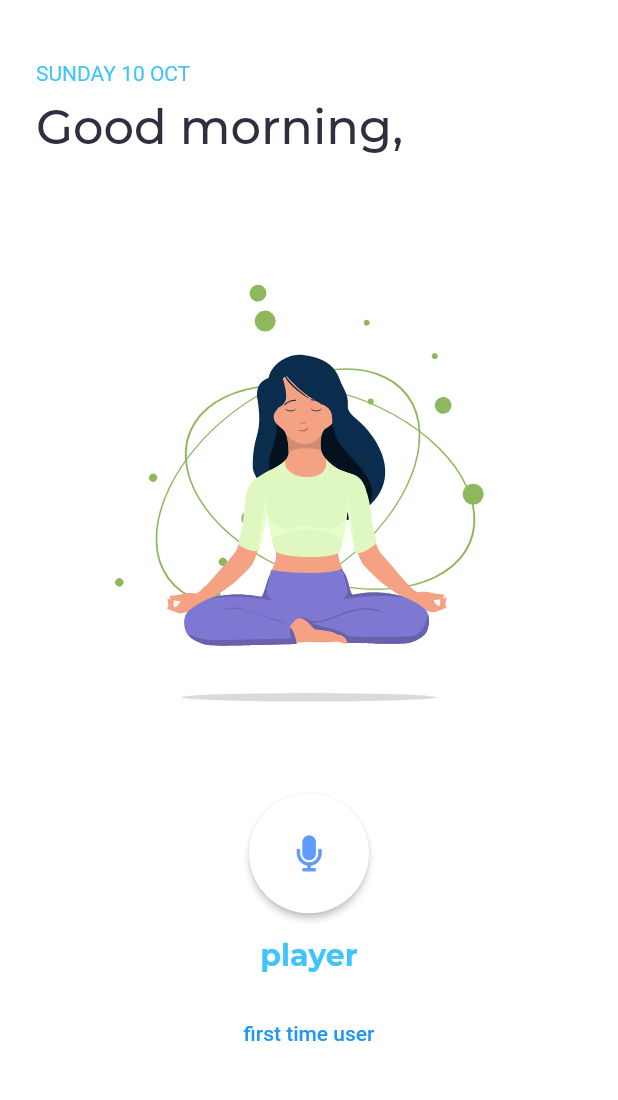
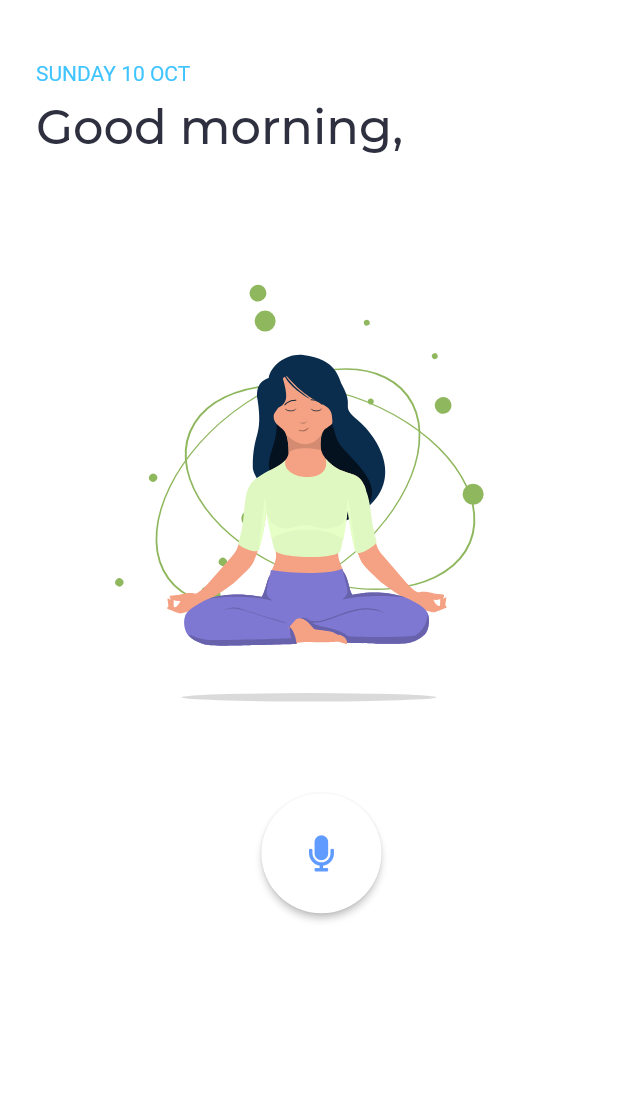
Before and after one commit to ettoma/my_voice, a Flutter app: the screen it shows after launch, on a phone screen of 412 x 824 dp, the part 59-1159 px from its top. Run offline on Flutter 3.47's test engine with Material 2 defaults, Android fonts, the phone set to English and light mode, and no system bars; drawn by our look-alikes of animated_text_kit, flutter_animation_progress_bar; our stand-ins replace font_awesome_flutter, google_fonts, lottie, shared_preferences, sqflite; missing offline and left inert: flutter_sound; accounts and stored records are empty.

Commit message:
button animation

```diff
--- a/lib/main.dart
+++ b/lib/main.dart
@@ -33,16 +33,6 @@ class _MyAppState extends State<MyApp> {
                   fontWeight: FontWeight.w500),
               headline2:
                   TextStyle(fontSize: 24, color: Color.fromRGBO(46, 48, 64, 1)),
-              headline3: TextStyle(fontSize: 20, color: Colors.black87),
-              headline4: TextStyle(
-                  //Primary button
-                  fontWeight: FontWeight.bold,
-                  fontSize: 24),
-              headline5: TextStyle(
-                // Secondary button
-                fontWeight: FontWeight.bold,
-                fontSize: 20,
-              ),
             ),
           ),
           canvasColor: Colors.white),
--- a/lib/pages/recording.dart
+++ b/lib/pages/recording.dart
@@ -27,7 +27,7 @@ class _RecordingState extends State<Recording> with TickerProviderStateMixin {
   bool _isRecording = false;
   AnimationController? _animationController;
   int _currentValue = 0;
-  bool _isAnimationGoingBack = true;
+  bool selected = false;
 
   @override
   void initState() {
@@ -81,6 +81,11 @@ class _RecordingState extends State<Recording> with TickerProviderStateMixin {
               height: 85,
               child: AnimatedTextKit(
                 isRepeatingAnimation: false,
+                onFinished: () {
+                  setState(() {
+                    selected = !selected;
+                  });
+                },
                 animatedTexts: [
                   TyperAnimatedText(
                     'Good ${_timeOfTheDay()}, \n${sharedPrefs.username}',
@@ -111,12 +116,23 @@ class _RecordingState extends State<Recording> with TickerProviderStateMixin {
             const SizedBox(
               height: 24,
             ),
-            ElevatedButton(
+            SizedBox(
+              height: 100,
+              width: MediaQuery.of(context).size.width,
+              child: Stack(children: [
+                AnimatedPositioned(
+                  top: selected ? 0 : 100,
+                  //TODO: fix this to be responsive
+                  right: MediaQuery.of(context).size.width / 3.5,
+                  duration: const Duration(seconds: 1),
+                  child: Center(
+                    child: ElevatedButton(
                       style: ElevatedButton.styleFrom(
                         shape: const CircleBorder(),
                         elevation: 2,
-                primary:
-                    !_isRecording ? Colors.white : Colors.grey.withOpacity(0.5),
+                        primary: !_isRecording
+                            ? Colors.white
+                            : Colors.grey.withOpacity(0.5),
                       ),
                       child: SizedBox(
                         height: 80,
@@ -135,20 +151,17 @@ class _RecordingState extends State<Recording> with TickerProviderStateMixin {
                           : () {
                               _animationController!.forward();
                               setState(() {
-                        _isAnimationGoingBack = false;
                                 _isRecording = true;
                               });
                               _currentValue = 46;
-                      sharedPrefs.todayDate = DateTime.now().day.toString() +
+                              sharedPrefs.todayDate =
+                                  DateTime.now().day.toString() +
                                       DateTime.now().month.toString();
                               recorder.record();
                               Timer(
                                 const Duration(seconds: 5),
                                 () async {
                                   recorder.stop();
-                          setState(() {
-                            _isAnimationGoingBack = true;
-                          });
                                   _currentValue = 0;
                                   await showCupertinoModalPopup(
                                     barrierDismissible: false,
@@ -161,7 +174,8 @@ class _RecordingState extends State<Recording> with TickerProviderStateMixin {
                                             _animationController!.reset();
                                             Navigator.of(context).pop();
                                           },
-                                  child: const FaIcon(FontAwesomeIcons.check),
+                                          child: const FaIcon(
+                                              FontAwesomeIcons.check),
                                         )
                                       ],
                                       content: Column(
@@ -175,24 +189,32 @@ class _RecordingState extends State<Recording> with TickerProviderStateMixin {
                                                 Container(
                                                   child: const Text('tag'),
                                                   padding:
-                                              const EdgeInsets.only(bottom: 5),
+                                                      const EdgeInsets.only(
+                                                          bottom: 5),
                                                 ),
                                                 CupertinoTextField(
                                                   placeholder: 'add a tag',
                                                   prefix: Container(
-                                              padding: const EdgeInsets.all(4),
+                                                      padding:
+                                                          const EdgeInsets.all(
+                                                              4),
                                                       child: const FaIcon(
-                                                  FontAwesomeIcons.hashtag)),
+                                                          FontAwesomeIcons
+                                                              .hashtag)),
                                                   autofocus: true,
                                                   autocorrect: false,
-                                          padding: const EdgeInsets.symmetric(
-                                              vertical: 5, horizontal: 10),
+                                                  padding: const EdgeInsets
+                                                          .symmetric(
+                                                      vertical: 5,
+                                                      horizontal: 10),
                                                   maxLength: 15,
                                                   maxLengthEnforcement:
-                                              MaxLengthEnforcement.enforced,
-                                          controller: _tagTextController,
-                                          onChanged: (e) =>
-                                              tag = _tagTextController.text,
+                                                      MaxLengthEnforcement
+                                                          .enforced,
+                                                  controller:
+                                                      _tagTextController,
+                                                  onChanged: (e) => tag =
+                                                      _tagTextController.text,
                                                 ),
                                               ],
                                             ),
@@ -206,19 +228,25 @@ class _RecordingState extends State<Recording> with TickerProviderStateMixin {
                                                 Container(
                                                   child: const Text('mood'),
                                                   padding:
-                                              const EdgeInsets.only(bottom: 5),
+                                                      const EdgeInsets.only(
+                                                          bottom: 5),
                                                 ),
                                                 CupertinoTextField(
-                                          placeholder: 'register your mood',
+                                                  placeholder:
+                                                      'register your mood',
                                                   autocorrect: false,
-                                          padding: const EdgeInsets.symmetric(
-                                              vertical: 5, horizontal: 10),
+                                                  padding: const EdgeInsets
+                                                          .symmetric(
+                                                      vertical: 5,
+                                                      horizontal: 10),
                                                   maxLength: 15,
                                                   maxLengthEnforcement:
-                                              MaxLengthEnforcement.enforced,
-                                          controller: _moodTextController,
-                                          onChanged: (e) =>
-                                              mood = _moodTextController.text,
+                                                      MaxLengthEnforcement
+                                                          .enforced,
+                                                  controller:
+                                                      _moodTextController,
+                                                  onChanged: (e) => mood =
+                                                      _moodTextController.text,
                                                 ),
                                               ],
                                             ),
@@ -244,41 +272,45 @@ class _RecordingState extends State<Recording> with TickerProviderStateMixin {
                               );
                             },
                     ),
-            Container(
-              // Player button
-              alignment: Alignment.center,
-              child: CupertinoButton(
-                child: Text(
-                  'player',
-                  style: Theme.of(context).textTheme.headline5!.copyWith(
-                      color: _isRecording
-                          ? Colors.grey.shade100
-                          : Colors.lightBlueAccent),
-                ),
-                onPressed: _isRecording == true
-                    ? null
-                    : () {
-                        Navigator.push(
-                          context,
-                          MaterialPageRoute(
-                            builder: (context) {
-                              return const AudioPlayer();
-                            },
-                          ),
-                        );
-                      },
                   ),
                 ),
-            TextButton(
-                onPressed: () => Navigator.pushReplacement(
-                      context,
-                      MaterialPageRoute(
-                        builder: (context) {
-                          return const FirstTimeUser();
-                        },
+              ]),
             ),
-                    ),
-                child: const Text('first time user')),
+            // Container(
+            //   // Player button
+            //   alignment: Alignment.center,
+            //   child: CupertinoButton(
+            //     child: Text(
+            //       'player',
+            //       style: Theme.of(context).textTheme.headline5!.copyWith(
+            //           color: _isRecording
+            //               ? Colors.grey.shade100
+            //               : Colors.lightBlueAccent),
+            //     ),
+            //     onPressed: _isRecording == true
+            //         ? null
+            //         : () {
+            //             Navigator.push(
+            //               context,
+            //               MaterialPageRoute(
+            //                 builder: (context) {
+            //                   return const AudioPlayer();
+            //                 },
+            //               ),
+            //             );
+            //           },
+            //   ),
+            // ),
+            // TextButton(
+            //     onPressed: () => Navigator.pushReplacement(
+            //           context,
+            //           MaterialPageRoute(
+            //             builder: (context) {
+            //               return const FirstTimeUser();
+            //             },
+            //           ),
+            //         ),
+            //     child: const Text('first time user')),
           ]),
     );
   }
```
Lines whose indentation alone changed are shown as unchanged.
